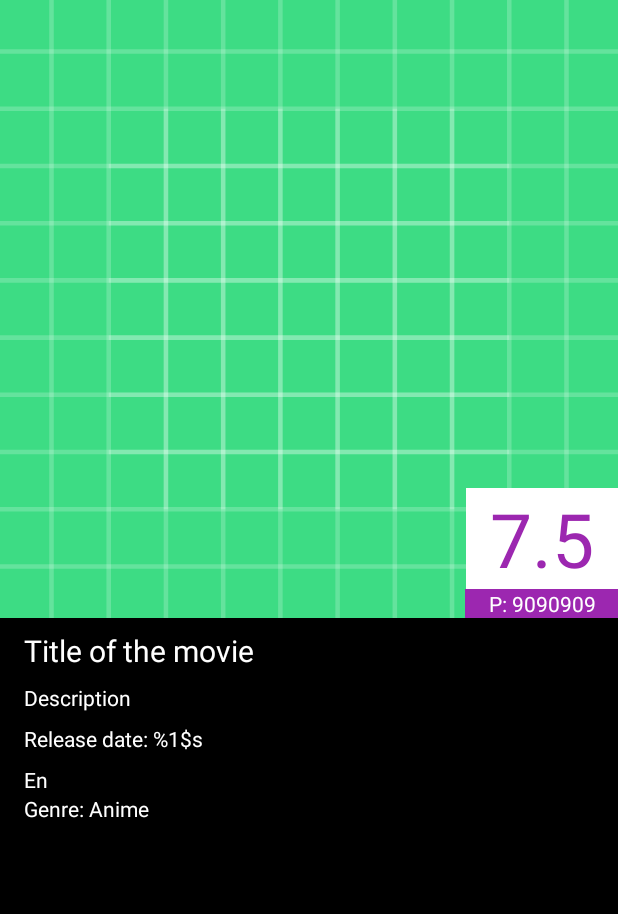
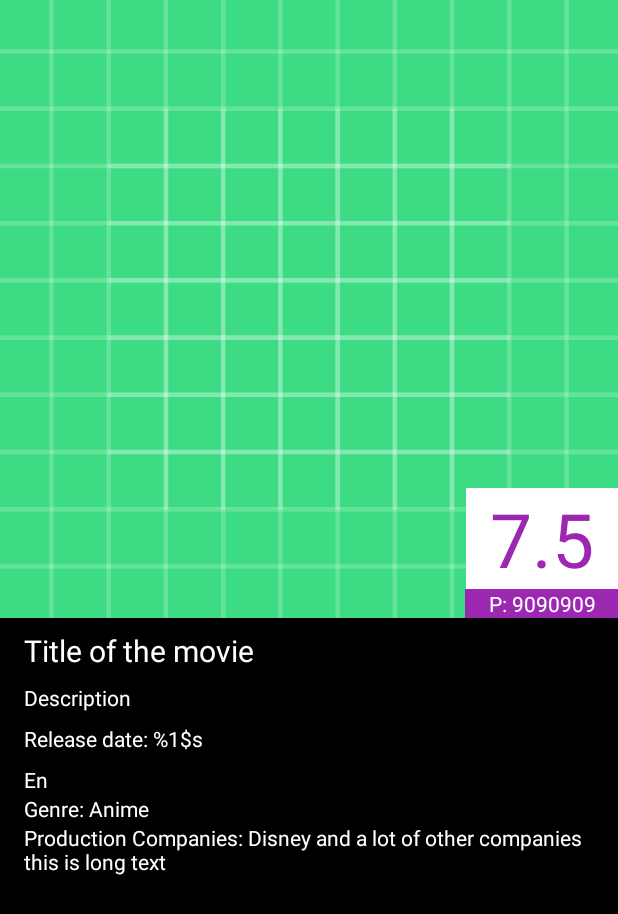
Before and after one commit to adityawibisana/themoviedb-oddbit, an Android app: the layout activity_movie_detail.xml on its own in the app's theme, with its tools: preview values and no code run, on a phone screen of 412 x 824 dp. Shown: the top 914 px of the screen. Run offline under Robolectric (Android 15) with nearby library versions, the phone set to English and light mode, and no system bars; network calls fail.

Commit message:
Add production company

```diff
--- a/app/src/main/java/com/aw/themoviedboddbit/MovieDetailActivity.kt
+++ b/app/src/main/java/com/aw/themoviedboddbit/MovieDetailActivity.kt
@@ -67,6 +67,10 @@ class MovieDetailActivity : AppCompatActivity() {
         viewModel.genre.observe(this, Observer {
             binding.genres.text = it
         })
+
+        viewModel.productionCompanies.observe(this, {
+            binding.productionCompanies.text = it
+        })
     }
 
     companion object {
--- a/app/src/main/java/com/aw/themoviedboddbit/models/entity/Movie.kt
+++ b/app/src/main/java/com/aw/themoviedboddbit/models/entity/Movie.kt
@@ -20,5 +20,6 @@ data class Movie(
     val vote_count: Int,
     val video: Boolean,
     val vote_average: Float,
-    val genres: List<Genre>?
+    val genres: List<Genre>?,
+    val production_companies: List<ProductionCompany>?
 )
--- /dev/null
+++ b/app/src/main/java/com/aw/themoviedboddbit/models/entity/ProductionCompany.kt
@@ -0,0 +1,3 @@
+package com.aw.themoviedboddbit.models.entity
+
+data class ProductionCompany(val id: Int, val name: String, val origin_country: String)
--- a/app/src/main/res/layout/activity_movie_detail.xml
+++ b/app/src/main/res/layout/activity_movie_detail.xml
@@ -78,23 +78,37 @@
         android:background="@color/white" />
 
     <TextView
-        android:layout_width="wrap_content"
+        android:layout_width="0dp"
         android:layout_height="wrap_content"
         android:id="@+id/language"
         app:layout_constraintTop_toBottomOf="@id/releaseDate"
         app:layout_constraintLeft_toLeftOf="parent"
+        app:layout_constraintRight_toRightOf="parent"
         android:layout_marginStart="@dimen/margin"
         android:layout_marginTop="@dimen/margin_small"
         android:layout_marginEnd="@dimen/margin"
         tools:text="En"/>
 
     <TextView
-        android:layout_width="wrap_content"
+        android:layout_width="0dp"
         android:layout_height="wrap_content"
         android:id="@+id/genres"
         app:layout_constraintLeft_toLeftOf="parent"
+        app:layout_constraintRight_toRightOf="parent"
         app:layout_constraintTop_toBottomOf="@id/language"
         android:layout_marginStart="@dimen/margin"
+        android:layout_marginEnd="@dimen/margin"
         tools:text="Genre: Anime"/>
 
+    <TextView
+        android:layout_width="0dp"
+        android:layout_height="wrap_content"
+        android:id="@+id/productionCompanies"
+        app:layout_constraintLeft_toLeftOf="parent"
+        app:layout_constraintRight_toRightOf="parent"
+        app:layout_constraintTop_toBottomOf="@id/genres"
+        android:layout_marginStart="@dimen/margin"
+        android:layout_marginEnd="@dimen/margin"
+        tools:text="Production Companies: Disney and a lot of other companies this is long text"/>
+
 </androidx.constraintlayout.widget.ConstraintLayout>
```
Also changed, not shown: app/src/main/java/com/aw/themoviedboddbit/viewModels/MovieDetailActivityViewModel.kt (+8 -1 lines).
